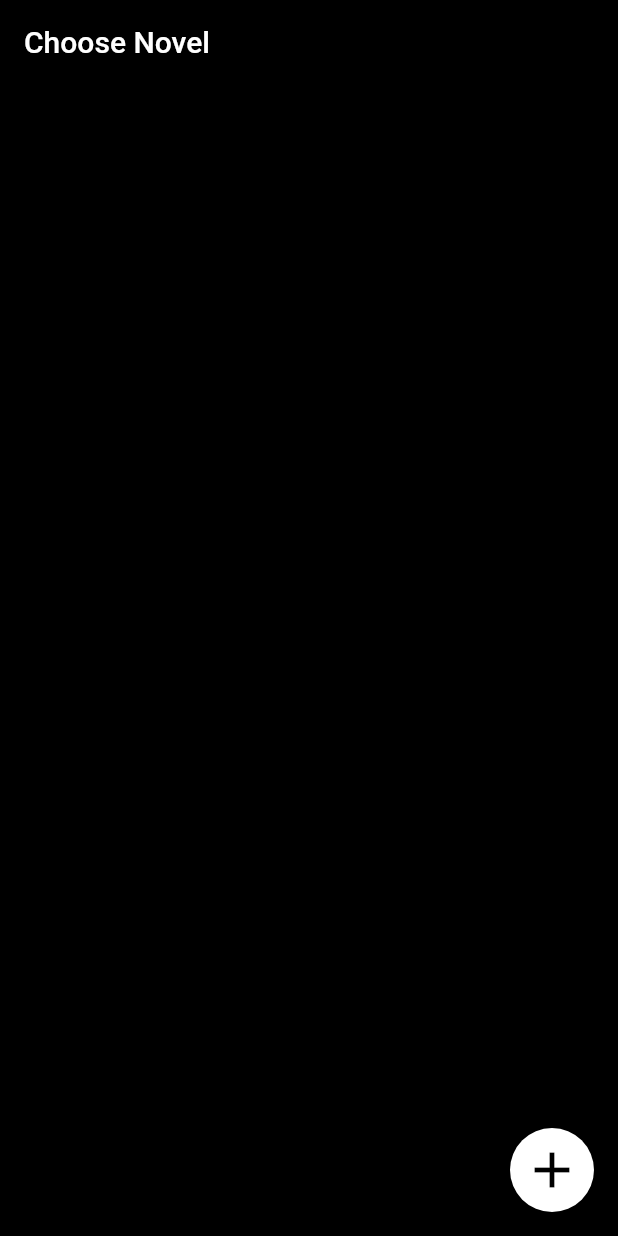
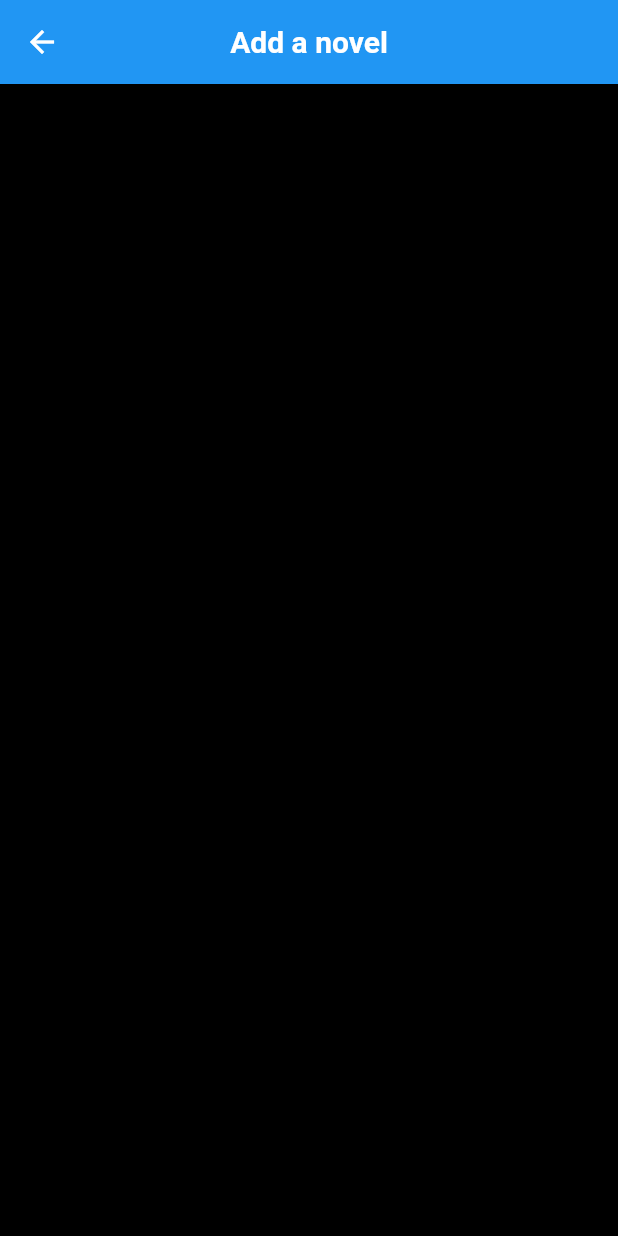
Before and after one commit to KillyTheCat/comrademaoscraper, a Flutter app: the screen it shows after launch, after a tap on the "add" icon, on a phone screen of 412 x 824 dp. Run offline on Flutter 3.47's test engine with Material 2 defaults, Android fonts, the phone set to English and light mode, and no system bars; missing offline and left inert: beautifulsoup.

Commit message:
Major changes
added an add novel page, routed to choose novel page.

```diff
--- a/lib/main.dart
+++ b/lib/main.dart
@@ -1,6 +1,7 @@
 import 'package:flutter/material.dart';
 import 'package:comrademaoscraper/pages/choose_novel.dart';
 import 'package:comrademaoscraper/pages/readerpage.dart';
+import 'pages/add_novel.dart';
 
 void main() {
   runApp(MyApp());
@@ -21,6 +22,7 @@ class MyApp extends StatelessWidget {
       routes: {
         '/': (context) => ChooseNovel(),
         '/reader': (context) => Reader(),
+        '/addnovel': (context) => Add_novel(),
       },
     );
   }
--- /dev/null
+++ b/lib/pages/add_novel.dart
@@ -0,0 +1,25 @@
+import 'package:flutter/material.dart';
+
+class Add_novel extends StatefulWidget {
+  @override
+  _Add_novelState createState() => _Add_novelState();
+}
+
+class _Add_novelState extends State<Add_novel> {
+  @override
+  Widget build(BuildContext context) {
+    return Scaffold(
+      backgroundColor: Colors.black,
+      appBar: AppBar(
+        centerTitle: true,
+        title: Text(
+          "Add a novel",
+          style: TextStyle(
+            color: Colors.white,
+            fontWeight: FontWeight.bold,
+          ),
+        ),
+      ),
+    );
+  }
+}
--- a/lib/pages/choose_novel.dart
+++ b/lib/pages/choose_novel.dart
@@ -6,7 +6,6 @@ class ChooseNovel extends StatefulWidget {
 }
 
 class _ChooseNovelState extends State<ChooseNovel> {
-
   // user has to add the novels by himself using floating action button
   @override
   Widget build(BuildContext context) {
@@ -20,11 +19,10 @@ class _ChooseNovelState extends State<ChooseNovel> {
           backgroundColor: Colors.black87,
         ),
         floatingActionButton: FloatingActionButton(
-
           onPressed: () {
             // let user add novels
+            Navigator.pushNamed(context, '/addnovel');
           },
-
           backgroundColor: Colors.white,
           child: Icon(
             Icons.add,
@@ -38,7 +36,6 @@ class _ChooseNovelState extends State<ChooseNovel> {
             // check novlistcard.dart to see the widget.
             // planning to have a widget for each novel the user has
           ],
-      )
-    );
+        ));
   }
 }
--- a/lib/pages/novlistcard.dart
+++ b/lib/pages/novlistcard.dart
@@ -4,6 +4,8 @@ import 'package:comrademaoscraper/elements/novel.dart';
 class NovelListCard extends StatelessWidget {
   final Novel novel;
   NovelListCard({this.novel});
+  // the card that I wanna display on the choose novel screen.
+  // plan to add cover images and author names too.
 
   @override
   Widget build(BuildContext context) {
```
Lines whose indentation alone changed are shown as unchanged.
